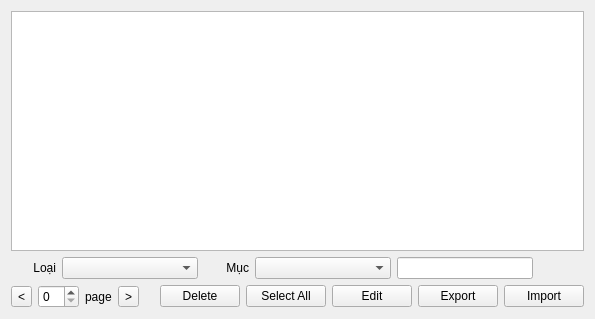
This is app/view/widget/uitableview.ui in emtrai/hrm_monastery as Qt 5 draws it before an edit. The edited form follows.
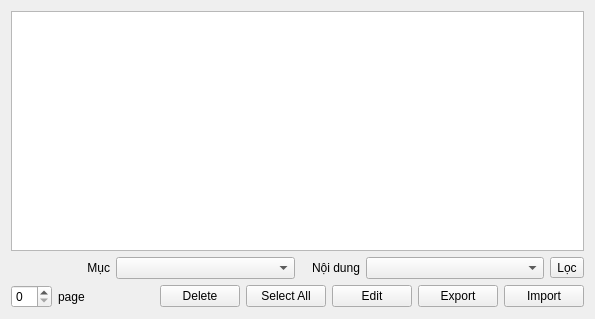
This is the edited form. Icons and pictures are not drawn.

Diff of the .ui file:
```diff
--- a/app/view/widget/uitableview.ui
+++ b/app/view/widget/uitableview.ui
@@ -18,20 +18,33 @@
     <widget class="QTableWidget" name="tblList"/>
    </item>
    <item>
-    <layout class="QHBoxLayout" name="horizontalLayout_4" stretch="1,3,1,3,3,1">
+    <layout class="QHBoxLayout" name="horizontalLayout_4" stretch="0,1,3,1,3,0">
      <property name="leftMargin">
       <number>0</number>
      </property>
      <property name="topMargin">
       <number>0</number>
      </property>
+     <item>
+      <spacer name="horizontalSpacer_2">
+       <property name="orientation">
+        <enum>Qt::Horizontal</enum>
+       </property>
+       <property name="sizeHint" stdset="0">
+        <size>
+         <width>40</width>
+         <height>20</height>
+        </size>
+       </property>
+      </spacer>
+     </item>
      <item>
       <widget class="QLabel" name="label_2">
        <property name="layoutDirection">
         <enum>Qt::LeftToRight</enum>
        </property>
        <property name="text">
-        <string>Loại</string>
+        <string>Mục</string>
        </property>
        <property name="alignment">
         <set>Qt::AlignRight|Qt::AlignTrailing|Qt::AlignVCenter</set>
@@ -44,7 +57,7 @@
      <item>
       <widget class="QLabel" name="label_3">
        <property name="text">
-        <string>Mục</string>
+        <string>Nội dung</string>
        </property>
        <property name="alignment">
         <set>Qt::AlignRight|Qt::AlignTrailing|Qt::AlignVCenter</set>
@@ -55,20 +68,17 @@
       <widget class="QComboBox" name="comboBox_2"/>
      </item>
      <item>
-      <widget class="QLineEdit" name="txtSearch"/>
-     </item>
-     <item>
-      <widget class="QPushButton" name="btnSearch">
+      <widget class="QToolButton" name="btnSearch">
        <property name="text">
-        <string/>
+        <string>Lọc</string>
        </property>
        <property name="icon">
         <iconset>
          <normalon>:/icon/icon/icons8-search-64.png</normalon>
         </iconset>
        </property>
-       <property name="flat">
-        <bool>true</bool>
+       <property name="toolButtonStyle">
+        <enum>Qt::ToolButtonTextBesideIcon</enum>
        </property>
       </widget>
      </item>
@@ -76,13 +86,6 @@
    </item>
    <item>
     <layout class="QHBoxLayout" name="horizontalLayout">
-     <item>
-      <widget class="QToolButton" name="toolButton_2">
-       <property name="text">
-        <string>&lt;</string>
-       </property>
-      </widget>
-     </item>
      <item>
       <widget class="QSpinBox" name="spinBox"/>
      </item>
@@ -93,13 +96,6 @@
        </property>
       </widget>
      </item>
-     <item>
-      <widget class="QToolButton" name="toolButton">
-       <property name="text">
-        <string>&gt;</string>
-       </property>
-      </widget>
-     </item>
      <item>
       <spacer name="horizontalSpacer">
        <property name="orientation">
```
